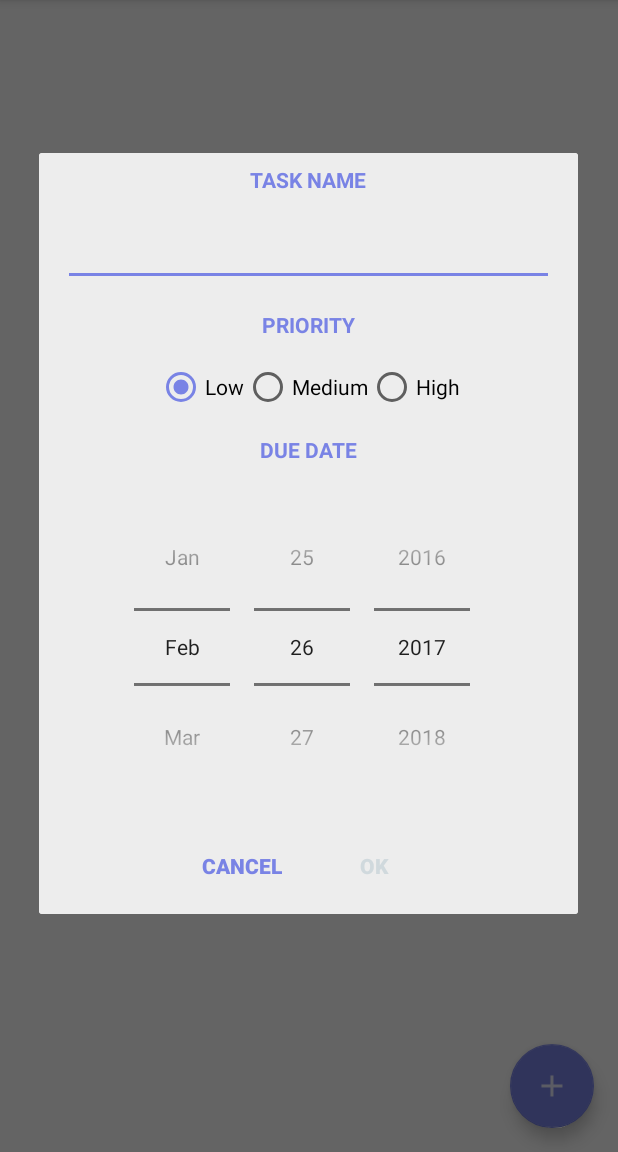
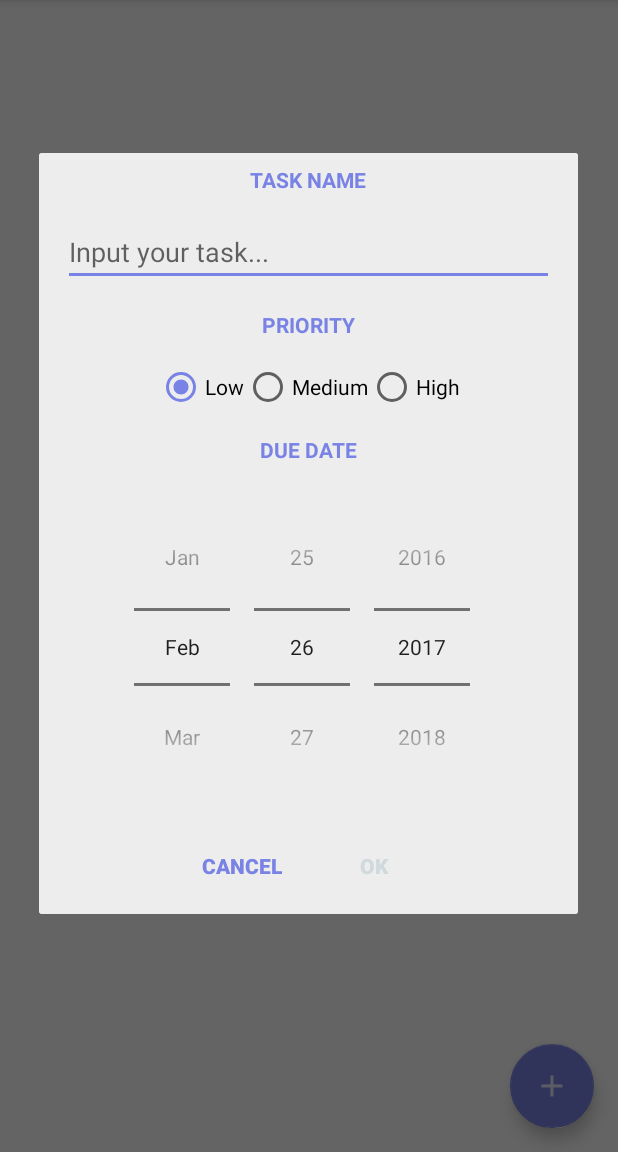
Before and after one commit to ntvinh11586/TodoApp, an Android app: the screen it shows after launch (MainActivity), after a tap on an icon or button, on a phone screen of 412 x 824 dp, the part 84-1236 px from its top. Run offline under Robolectric (Android 15) with nearby library versions, the phone set to English and light mode, and no system bars; libraries missing offline, so code that uses them is left out: com.facebook.stetho; 1 statement that could not run was skipped.

Commit message:
Refactor layouts

```diff
--- a/app/src/main/java/com/coderschool/vinh/todoapp/activities/MainActivity.java
+++ b/app/src/main/java/com/coderschool/vinh/todoapp/activities/MainActivity.java
@@ -4,17 +4,16 @@ import android.os.Bundle;
 import android.support.design.widget.FloatingActionButton;
 import android.support.v4.app.FragmentManager;
 import android.support.v7.app.AppCompatActivity;
-import android.view.Menu;
 import android.view.View;
 import android.widget.AdapterView;
 import android.widget.ListView;
 import android.widget.Toast;
 
-import com.coderschool.vinh.todoapp.fragments.TaskDialogListener;
-import com.coderschool.vinh.todoapp.models.DatabaseHandler;
 import com.coderschool.vinh.todoapp.R;
 import com.coderschool.vinh.todoapp.adapter.TaskAdapter;
 import com.coderschool.vinh.todoapp.fragments.TaskDialogFragment;
+import com.coderschool.vinh.todoapp.fragments.TaskDialogListener;
+import com.coderschool.vinh.todoapp.models.DatabaseHandler;
 import com.coderschool.vinh.todoapp.models.Date;
 import com.coderschool.vinh.todoapp.models.SQLPackage;
 import com.coderschool.vinh.todoapp.models.Task;
@@ -72,12 +71,6 @@ public class MainActivity extends AppCompatActivity
         }
     }
 
-    @Override
-    public boolean onCreateOptionsMenu(Menu menu) {
-        getMenuInflater().inflate(R.menu.menu_main, menu);
-        return true;
-    }
-
     private void showEditDialog() {
         FragmentManager fm = getSupportFragmentManager();
         TaskDialogFragment editNameDialogFragment = TaskDialogFragment.newInstance(null);
--- a/app/src/main/java/com/coderschool/vinh/todoapp/models/SQLPackage.java
+++ b/app/src/main/java/com/coderschool/vinh/todoapp/models/SQLPackage.java
@@ -18,6 +18,5 @@ public class SQLPackage {
     }
 
     public SQLPackage() {
-
     }
 }
--- a/app/src/main/res/layout/activity_edit_item.xml
+++ b/app/src/main/res/layout/activity_edit_item.xml
@@ -6,18 +6,17 @@
     android:orientation="vertical"
     tools:context=".activities.MainActivity">
 
-    <android.support.design.widget.CoordinatorLayout
+    <android.support.design.widget.CoordinatorLayout xmlns:android="http://schemas.android.com/apk/res/android"
+        xmlns:app="http://schemas.android.com/apk/res-auto"
         android:id="@+id/main_content"
-        xmlns:android="http://schemas.android.com/apk/res/android"
-        xmlns:app="http://schemas.android.com/apk/res-auto"
         android:layout_width="match_parent"
         android:layout_height="match_parent">
 
         <ListView
+            android:id="@+id/list_task_item"
             android:layout_width="match_parent"
             android:layout_height="match_parent"
-            android:id="@+id/list_task_item"
-            android:layout_margin="8dp"/>
+            android:layout_margin="8dp" />
 
         <android.support.design.widget.FloatingActionButton
             android:id="@+id/FloatingActionButton"
--- a/app/src/main/res/layout/fragment_task_dialog.xml
+++ b/app/src/main/res/layout/fragment_task_dialog.xml
@@ -1,120 +1,126 @@
 <?xml version="1.0" encoding="utf-8"?>
 <ScrollView xmlns:android="http://schemas.android.com/apk/res/android"
-    android:orientation="vertical"
     android:layout_width="match_parent"
     android:layout_height="wrap_content"
-    android:background="@color/windowBackground">
+    android:background="@color/windowBackground"
+    android:orientation="vertical">
 
     <LinearLayout
         android:layout_width="match_parent"
         android:layout_height="match_parent"
-        android:orientation="vertical"
         android:layout_marginLeft="8dp"
-        android:layout_marginRight="8dp">
+        android:layout_marginRight="8dp"
+        android:orientation="vertical">
 
         <TextView
+            android:id="@+id/textView"
             android:layout_width="wrap_content"
             android:layout_height="wrap_content"
-            android:text="TASK NAME"
-            android:id="@+id/textView"
             android:layout_gravity="center|top"
             android:layout_margin="8dp"
-            android:textStyle="bold"
-            android:textColor="@color/colorText"/>
+            android:text="TASK NAME"
+            android:textColor="@color/colorText"
+            android:textStyle="bold" />
+
         <EditText
+            android:id="@+id/text_input_text"
             android:layout_width="match_parent"
             android:layout_height="wrap_content"
-            android:id="@+id/text_input_text"
-            android:layout_below="@+id/textView"
             android:layout_alignParentLeft="true"
             android:layout_alignParentStart="true"
-            android:layout_margin="8dp"/>
+            android:layout_below="@+id/textView"
+            android:layout_margin="8dp"
+            android:hint="Input your task..."
+            android:inputType="text" />
+
         <TextView
+            android:id="@+id/textView1"
             android:layout_width="wrap_content"
             android:layout_height="wrap_content"
-            android:text="PRIORITY"
-            android:id="@+id/textView1"
             android:layout_gravity="center"
             android:layout_margin="8dp"
-            android:textStyle="bold"
-            android:textColor="@color/colorText" />
+            android:text="PRIORITY"
+            android:textColor="@color/colorText"
+            android:textStyle="bold" />
 
         <RadioGroup
-            android:orientation="horizontal"
+            android:id="@+id/radio_group_priority_1"
             android:layout_width="match_parent"
             android:layout_height="wrap_content"
-            android:id="@+id/radio_group_priority_1"
+            android:layout_margin="8dp"
             android:gravity="center"
-            android:layout_margin="8dp">
+            android:orientation="horizontal">
+
             <RadioButton
+                android:id="@+id/radio_low"
                 android:layout_width="wrap_content"
                 android:layout_height="wrap_content"
-                android:text="Low"
                 android:checked="true"
-                android:id="@+id/radio_low" />
+                android:text="Low" />
+
             <RadioButton
+                android:id="@+id/radio_medium"
                 android:layout_width="wrap_content"
                 android:layout_height="wrap_content"
-                android:text="Medium"
                 android:checked="false"
-                android:id="@+id/radio_medium" />
+                android:text="Medium" />
+
             <RadioButton
+                android:id="@+id/radio_high"
                 android:layout_width="wrap_content"
                 android:layout_height="wrap_content"
-                android:text="High"
                 android:checked="false"
-                android:id="@+id/radio_high" />
+                android:text="High" />
         </RadioGroup>
 
         <TextView
+            android:id="@+id/textView2"
             android:layout_width="wrap_content"
             android:layout_height="wrap_content"
-            android:text="DUE DATE"
-            android:id="@+id/textView2"
             android:layout_gravity="center"
             android:layout_margin="8dp"
-            android:textStyle="bold"
-            android:textColor="@color/colorText" />
+            android:text="DUE DATE"
+            android:textColor="@color/colorText"
+            android:textStyle="bold" />
+
         <DatePicker
+            android:id="@+id/date_picker_due_date"
             android:layout_width="wrap_content"
             android:layout_height="wrap_content"
-            android:id="@+id/date_picker_due_date"
             android:layout_gravity="center_horizontal"
+            android:layout_margin="8dp"
             android:calendarViewShown="false"
-            android:datePickerMode="spinner"
-            android:layout_margin="8dp" />
+            android:datePickerMode="spinner" />
 
         <LinearLayout
             android:layout_width="match_parent"
             android:layout_height="wrap_content"
-            android:orientation="horizontal"
+            android:layout_margin="8dp"
             android:gravity="center"
-            android:layout_margin="8dp" >
+            android:orientation="horizontal">
 
             <Button
+                android:id="@+id/button_discard"
+                style="?android:attr/borderlessButtonStyle"
                 android:layout_width="wrap_content"
                 android:layout_height="wrap_content"
+                android:background="@color/windowBackground"
                 android:text="CANCEL"
-                android:id="@+id/button_discard"
                 android:textAllCaps="false"
-                android:background="@color/windowBackground"
-                style="?android:attr/borderlessButtonStyle"
                 android:textColor="@color/colorAccent"
                 android:textStyle="bold" />
+
             <Button
+                android:id="@+id/button_save"
+                style="?android:attr/borderlessButtonStyle"
                 android:layout_width="wrap_content"
                 android:layout_height="wrap_content"
+                android:background="@color/windowBackground"
+                android:enabled="false"
                 android:text="OK"
-                android:id="@+id/button_save"
-                android:enabled="false"
                 android:textAllCaps="false"
-                android:background="@color/windowBackground"
-                style="?android:attr/borderlessButtonStyle"
                 android:textColor="@drawable/drawable_button_save"
                 android:textStyle="bold" />
-
         </LinearLayout>
-
     </LinearLayout>
-
 </ScrollView>
--- a/app/src/main/res/layout/item_task.xml
+++ b/app/src/main/res/layout/item_task.xml
@@ -3,8 +3,8 @@
     android:layout_width="match_parent"
     android:layout_height="wrap_content"
     android:layout_margin="8dp"
-    android:padding="16dp"
-    android:orientation="vertical">
+    android:orientation="vertical"
+    android:padding="16dp">
 
     <TextView
         android:id="@+id/text_task_date"
@@ -20,25 +20,24 @@
         android:id="@+id/text_task_priority"
         android:layout_width="wrap_content"
         android:layout_height="wrap_content"
+        android:layout_alignParentTop="true"
+        android:layout_toLeftOf="@+id/text_task_date"
+        android:layout_toStartOf="@+id/text_task_date"
         android:padding="4dp"
         android:text="PRIORITY"
         android:textAllCaps="true"
-        android:textStyle="bold"
-        android:layout_alignParentTop="true"
-        android:layout_toLeftOf="@+id/text_task_date"
-        android:layout_toStartOf="@+id/text_task_date" />
+        android:textStyle="bold" />
 
     <TextView
         android:id="@+id/text_task_name"
         android:layout_width="wrap_content"
         android:layout_height="wrap_content"
+        android:layout_alignBaseline="@+id/text_task_priority"
+        android:layout_alignBottom="@+id/text_task_priority"
+        android:layout_alignParentLeft="true"
+        android:layout_alignParentStart="true"
         android:padding="8dp"
         android:text="Task Name"
         android:textAppearance="?android:attr/textAppearanceMedium"
-        android:textColor="@color/colorText"
-        android:layout_alignBaseline="@+id/text_task_priority"
-        android:layout_alignBottom="@+id/text_task_priority"
-        android:layout_alignParentLeft="true"
-        android:layout_alignParentStart="true" />
-
+        android:textColor="@color/colorText" />
 </RelativeLayout>
--- a/app/src/main/res/menu/menu_main.xml
+++ /dev/null
@@ -1,5 +0,0 @@
-<?xml version="1.0" encoding="utf-8"?>
-<menu xmlns:android="http://schemas.android.com/apk/res/android"
-    xmlns:app="http://schemas.android.com/apk/res-auto">
-
-</menu>
```
